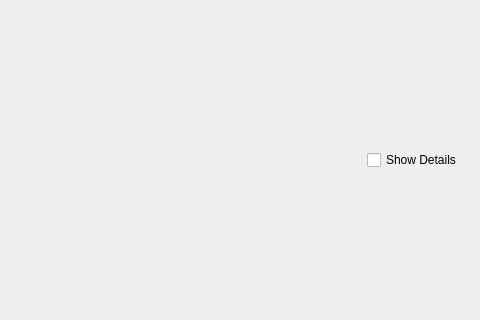
This is src/gui/mainwindow.ui in joshuaeckroth/SURV-I as Qt 5 draws it before an edit; both pictures show x 195 to 675 and y 84 to 404 of the 675 by 511 pixel window. The edited form follows.
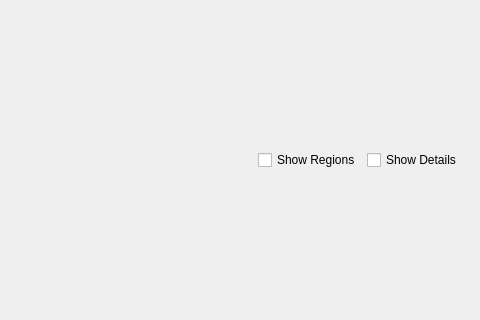
This is the edited form. Icons and pictures are not drawn.

Commit message: Show regions in GUI.

```diff
--- a/src/gui/mainwindow.ui
+++ b/src/gui/mainwindow.ui
@@ -83,6 +83,13 @@
          </property>
         </spacer>
        </item>
+       <item>
+        <widget class="QCheckBox" name="showRegions">
+         <property name="text">
+          <string>Show Regions</string>
+         </property>
+        </widget>
+       </item>
        <item>
         <widget class="QCheckBox" name="showDetails">
          <property name="text">
```
The commit also changes 4 other files.
